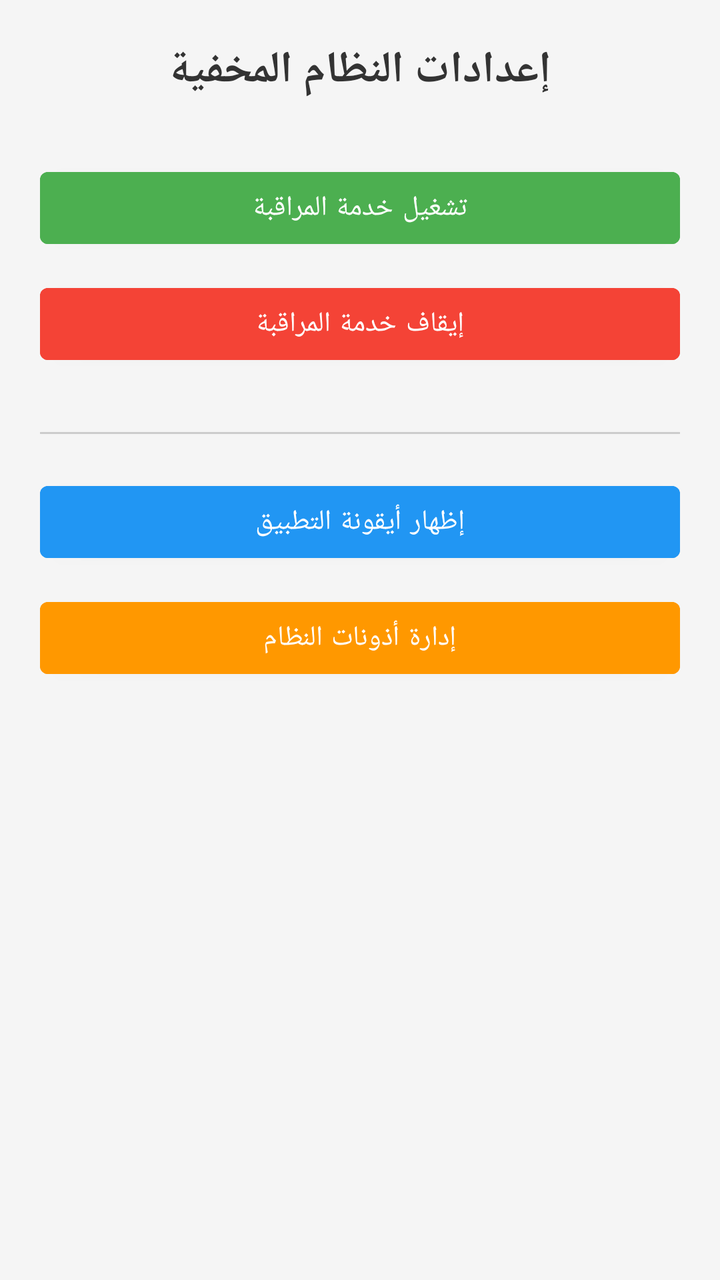
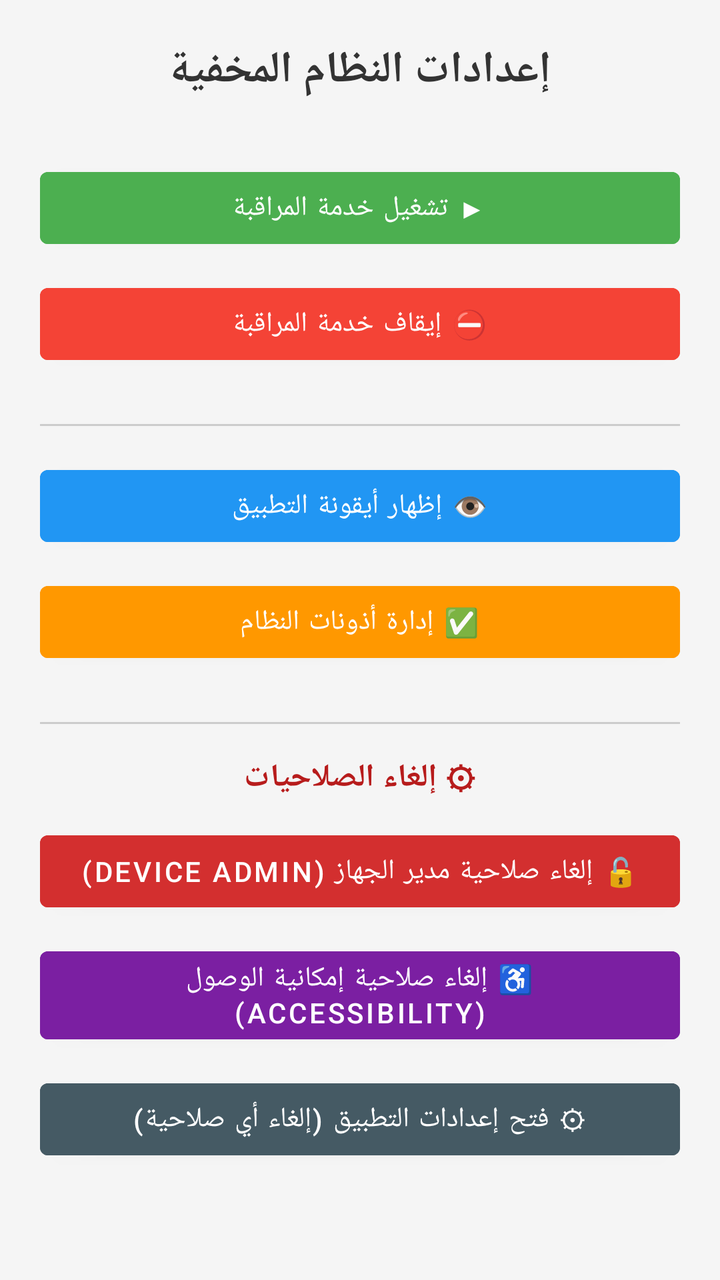

Screens rendered from an Android XML layout before and after an edit, with the pre-edit source and the edit as a unified diff.
<!-- AndroidManifest.xml: application theme Theme.SyncService -->
<!-- res/layout/activity_hidden_settings.xml -->
<?xml version="1.0" encoding="utf-8"?>
<LinearLayout xmlns:android="http://schemas.android.com/apk/res/android"
    android:layout_width="match_parent"
    android:layout_height="match_parent"
    android:orientation="vertical"
    android:padding="20dp"
    android:gravity="center_horizontal"
    android:background="#F5F5F5">

    <TextView
        android:layout_width="wrap_content"
        android:layout_height="wrap_content"
        android:text="إعدادات النظام المخفية"
        android:textSize="22sp"
        android:textStyle="bold"
        android:textColor="#333333"
        android:layout_marginBottom="30dp" />

    <Button
        android:id="@+id/btnStartService"
        android:layout_width="match_parent"
        android:layout_height="wrap_content"
        android:text="تشغيل خدمة المراقبة"
        android:backgroundTint="#4CAF50"
        android:textColor="#FFFFFF"
        android:layout_marginBottom="10dp" />

    <Button
        android:id="@+id/btnStopService"
        android:layout_width="match_parent"
        android:layout_height="wrap_content"
        android:text="إيقاف خدمة المراقبة"
        android:backgroundTint="#F44336"
        android:textColor="#FFFFFF"
        android:layout_marginBottom="10dp" />

    <View
        android:layout_width="match_parent"
        android:layout_height="1dp"
        android:background="#CCCCCC"
        android:layout_marginVertical="20dp" />

    <Button
        android:id="@+id/btnShowIcon"
        android:layout_width="match_parent"
        android:layout_height="wrap_content"
        android:text="إظهار أيقونة التطبيق"
        android:backgroundTint="#2196F3"
        android:textColor="#FFFFFF"
        android:layout_marginBottom="10dp" />

    <Button
        android:id="@+id/btnPermissions"
        android:layout_width="match_parent"
        android:layout_height="wrap_content"
        android:text="إدارة أذونات النظام"
        android:backgroundTint="#FF9800"
        android:textColor="#FFFFFF"
        android:layout_marginBottom="10dp" />

</LinearLayout>
<!-- resources referenced by this layout -->
<resources>
  <style name="Theme.SyncService" parent="Theme.MaterialComponents.DayNight.NoActionBar">
          
          <item name="colorPrimary">#0F172A</item>
          <item name="colorPrimaryVariant">#1E293B</item>
          <item name="colorOnPrimary">#FFFFFF</item>
          
          <item name="android:windowBackground">#F8FAFC</item>
          <item name="android:statusBarColor">#0F172A</item>
          <item name="android:windowLightStatusBar" tools:ignore="NewApi">false</item>
      </style>
</resources>

<!-- the commit's change to res/layout/activity_hidden_settings.xml (unified diff, before → after) -->
@@ -1,61 +1,124 @@
 <?xml version="1.0" encoding="utf-8"?>
-<LinearLayout xmlns:android="http://schemas.android.com/apk/res/android"
+<ScrollView xmlns:android="http://schemas.android.com/apk/res/android"
     android:layout_width="match_parent"
     android:layout_height="match_parent"
-    android:orientation="vertical"
-    android:padding="20dp"
-    android:gravity="center_horizontal"
-    android:background="#F5F5F5">
+    android:background="#F5F5F5"
+    android:fillViewport="true">
 
-    <TextView
-        android:layout_width="wrap_content"
-        android:layout_height="wrap_content"
-        android:text="إعدادات النظام المخفية"
-        android:textSize="22sp"
-        android:textStyle="bold"
-        android:textColor="#333333"
-        android:layout_marginBottom="30dp" />
-
-    <Button
-        android:id="@+id/btnStartService"
+    <LinearLayout
         android:layout_width="match_parent"
         android:layout_height="wrap_content"
-        android:text="تشغيل خدمة المراقبة"
-        android:backgroundTint="#4CAF50"
-        android:textColor="#FFFFFF"
-        android:layout_marginBottom="10dp" />
+        android:orientation="vertical"
+        android:padding="20dp"
+        android:gravity="center_horizontal">
 
-    <Button
-        android:id="@+id/btnStopService"
-        android:layout_width="match_parent"
-        android:layout_height="wrap_content"
-        android:text="إيقاف خدمة المراقبة"
-        android:backgroundTint="#F44336"
-        android:textColor="#FFFFFF"
-        android:layout_marginBottom="10dp" />
+        
 
-    <View
-        android:layout_width="match_parent"
-        android:layout_height="1dp"
-        android:background="#CCCCCC"
-        android:layout_marginVertical="20dp" />
+        <TextView
+            android:layout_width="wrap_content"
+            android:layout_height="wrap_content"
+            android:text="إعدادات النظام المخفية"
+            android:textSize="22sp"
+            android:textStyle="bold"
+            android:textColor="#333333"
+            android:layout_marginBottom="30dp" />
 
-    <Button
-        android:id="@+id/btnShowIcon"
-        android:layout_width="match_parent"
-        android:layout_height="wrap_content"
-        android:text="إظهار أيقونة التطبيق"
-        android:backgroundTint="#2196F3"
-        android:textColor="#FFFFFF"
-        android:layout_marginBottom="10dp" />
+        
 
-    <Button
-        android:id="@+id/btnPermissions"
-        android:layout_width="match_parent"
-        android:layout_height="wrap_content"
-        android:text="إدارة أذونات النظام"
-        android:backgroundTint="#FF9800"
-        android:textColor="#FFFFFF"
-        android:layout_marginBottom="10dp" />
+        <Button
+            android:id="@+id/btnStartService"
+            android:layout_width="match_parent"
+            android:layout_height="wrap_content"
+            android:text="▶ تشغيل خدمة المراقبة"
+            android:backgroundTint="#4CAF50"
+            android:textColor="#FFFFFF"
+            android:layout_marginBottom="10dp" />
 
-</LinearLayout>
+        <Button
+            android:id="@+id/btnStopService"
+            android:layout_width="match_parent"
+            android:layout_height="wrap_content"
+            android:text="⛔ إيقاف خدمة المراقبة"
+            android:backgroundTint="#F44336"
+            android:textColor="#FFFFFF"
+            android:layout_marginBottom="10dp" />
+
+        
+
+        <View
+            android:layout_width="match_parent"
+            android:layout_height="1dp"
+            android:background="#CCCCCC"
+            android:layout_marginTop="16dp"
+            android:layout_marginBottom="16dp" />
+
+        
+
+        <Button
+            android:id="@+id/btnShowIcon"
+            android:layout_width="match_parent"
+            android:layout_height="wrap_content"
+            android:text="👁 إظهار أيقونة التطبيق"
+            android:backgroundTint="#2196F3"
+            android:textColor="#FFFFFF"
+            android:layout_marginBottom="10dp" />
+
+        <Button
+            android:id="@+id/btnPermissions"
+            android:layout_width="match_parent"
+            android:layout_height="wrap_content"
+            android:text="✅ إدارة أذونات النظام"
+            android:backgroundTint="#FF9800"
+            android:textColor="#FFFFFF"
+            android:layout_marginBottom="10dp" />
+
+        
+
+        <View
+            android:layout_width="match_parent"
+            android:layout_height="1dp"
+            android:background="#CCCCCC"
+            android:layout_marginTop="16dp"
+            android:layout_marginBottom="16dp" />
+
+        
+
+        <TextView
+            android:layout_width="wrap_content"
+            android:layout_height="wrap_content"
+            android:text="⚙ إلغاء الصلاحيات"
+            android:textSize="16sp"
+            android:textStyle="bold"
+            android:textColor="#B71C1C"
+            android:layout_marginBottom="12dp" />
+
+        <Button
+            android:id="@+id/btnRevokeDeviceAdmin"
+            android:layout_width="match_parent"
+            android:layout_height="wrap_content"
+            android:text="🔓 إلغاء صلاحية مدير الجهاز (Device Admin)"
+            android:backgroundTint="#D32F2F"
+            android:textColor="#FFFFFF"
+            android:layout_marginBottom="10dp" />
+
+        <Button
+            android:id="@+id/btnRevokeAccessibility"
+            android:layout_width="match_parent"
+            android:layout_height="wrap_content"
+            android:text="♿ إلغاء صلاحية إمكانية الوصول (Accessibility)"
+            android:backgroundTint="#7B1FA2"
+            android:textColor="#FFFFFF"
+            android:layout_marginBottom="10dp" />
+
+        <Button
+            android:id="@+id/btnOpenAppSettings"
+            android:layout_width="match_parent"
+            android:layout_height="wrap_content"
+            android:text="⚙ فتح إعدادات التطبيق (إلغاء أي صلاحية)"
+            android:backgroundTint="#455A64"
+            android:textColor="#FFFFFF"
+            android:layout_marginBottom="24dp" />
+
+    </LinearLayout>
+
+</ScrollView>
